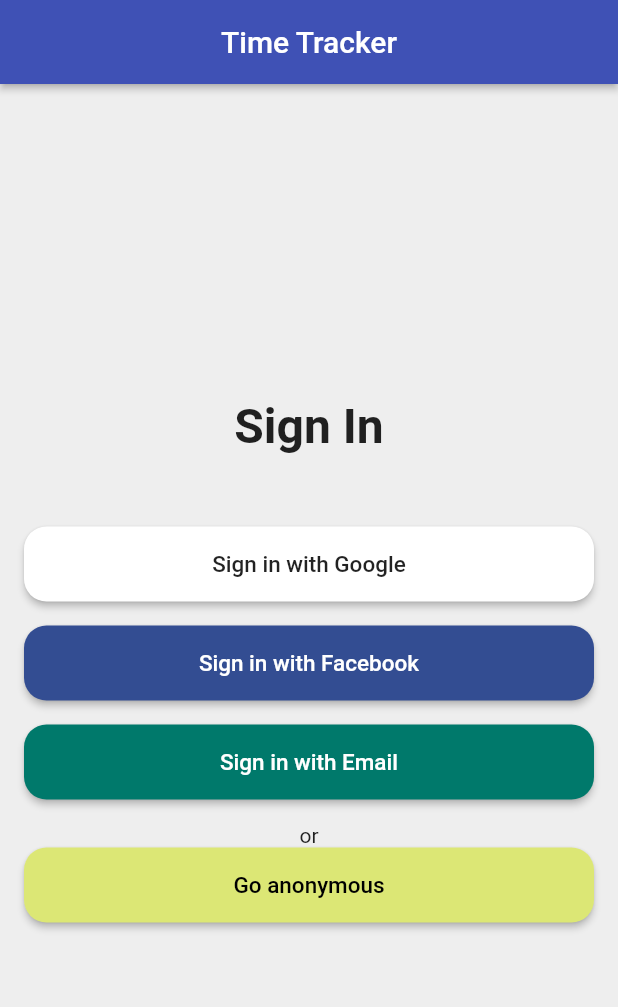
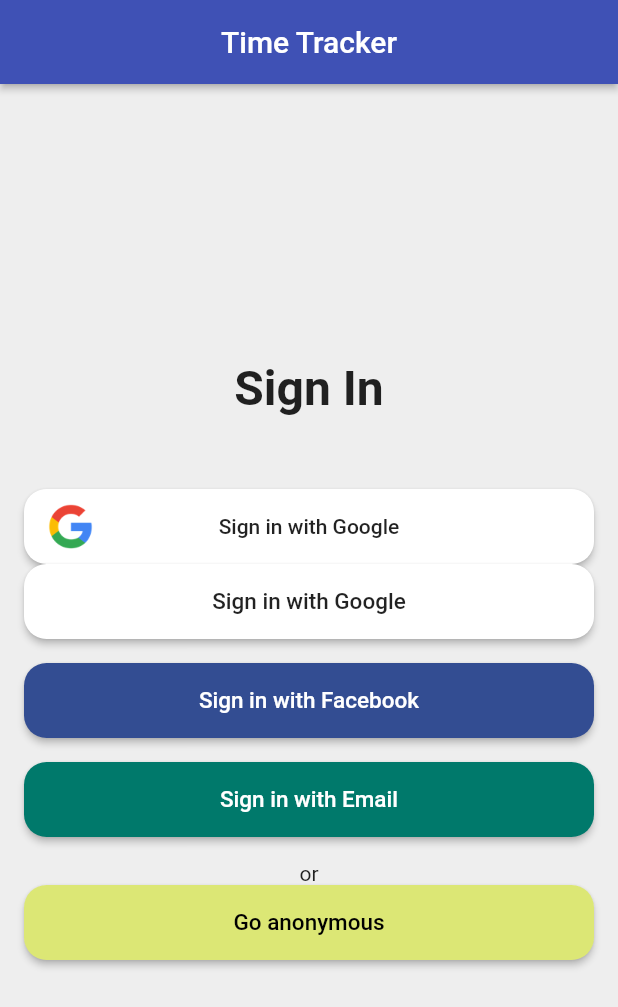
Before and after one commit to PatrickChow0803/Time-Tracker, a Flutter app: the screen it shows after launch, on a phone screen of 412 x 824 dp. Shown: the top 1007 px of the screen. Run offline on Flutter 3.47's test engine with Material 2 defaults, Android fonts, the phone set to English and light mode, and no system bars.

Commit message:
Added an the Google Logo to the Google Log in button

```diff
--- a/lib/app/sign_in/sign_in_page.dart
+++ b/lib/app/sign_in/sign_in_page.dart
@@ -45,6 +45,22 @@ class SignInPage extends StatelessWidget {
 //            onPressed: () {},
 //            borderRadius: 16.0,
 //          ),
+          CustomRaisedButton(
+            child: Row(
+                // Use spaceBetween to have the widgets have proper spacing.
+                mainAxisAlignment: MainAxisAlignment.spaceBetween,
+                children: [
+                  Image.asset('images/google-logo.png'),
+                  Text('Sign in with Google'),
+                  // The Image asset is here to help with spacing. The opacity widget is to make the image widget invisible.
+                  // When you want to make widgets space evenly, use the widget that uses the same amount of space. In this case, another Image Asset
+                  Opacity(
+                      opacity: 0.0,
+                      child: Image.asset('images/google-logo.png')),
+                ]),
+            color: Colors.white,
+            onPressed: () {},
+          ),
           SignInButton(
             text: 'Sign in with Google',
             textColor: Colors.black87,
```
